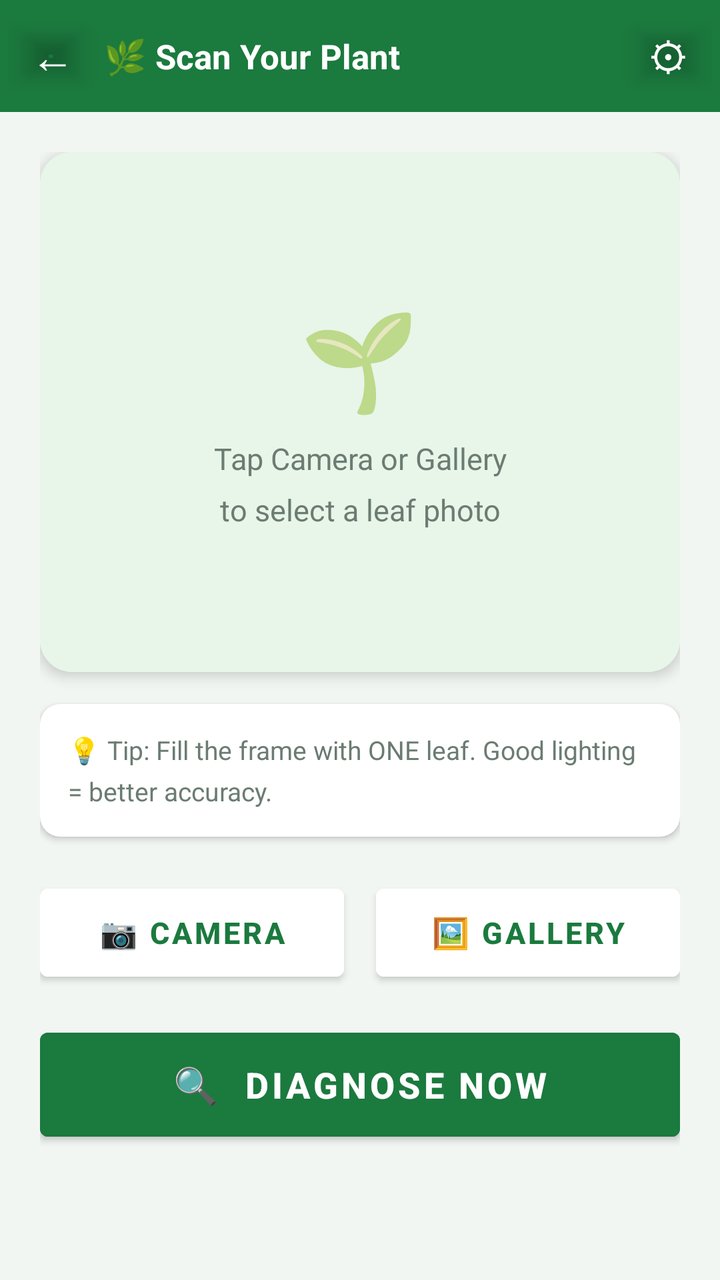
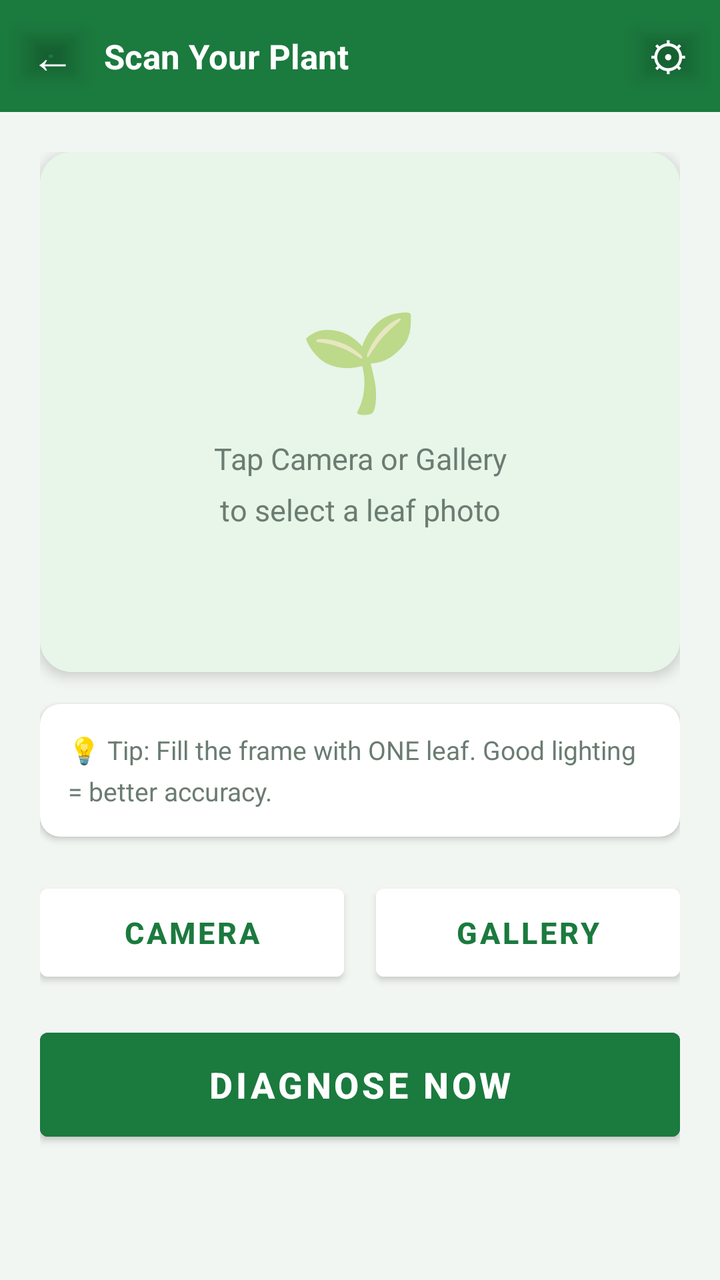

Before-and-after screenshots of an Android layout around one commit, followed by the original layout XML and the change that was made.
<!-- AndroidManifest.xml: application theme Theme.Vrikshaayush -->
<!-- res/layout/activity_scanner.xml -->
<?xml version="1.0" encoding="utf-8"?>
<LinearLayout
    xmlns:android="http://schemas.android.com/apk/res/android"
    android:layout_width="match_parent"
    android:layout_height="match_parent"
    android:orientation="vertical"
    android:background="@color/background_cream">

    
    <LinearLayout
        android:layout_width="match_parent"
        android:layout_height="56dp"
        android:orientation="horizontal"
        android:gravity="center_vertical"
        android:background="@color/primary_green"
        android:paddingStart="4dp"
        android:paddingEnd="4dp">

        <Button
            android:id="@+id/btnBack"
            android:layout_width="44dp"
            android:layout_height="44dp"
            android:text="←"
            android:textColor="@color/white"
            android:textSize="22sp"
            android:backgroundTint="@android:color/transparent"
            android:padding="0dp"/>

        <TextView
            android:layout_width="0dp"
            android:layout_height="wrap_content"
            android:layout_weight="1"
            android:text="🌿 Scan Your Plant"
            android:textColor="@color/white"
            android:textSize="17sp"
            android:textStyle="bold"
            android:layout_marginStart="4dp"/>

        <Button
            android:id="@+id/btnSettings"
            android:layout_width="44dp"
            android:layout_height="44dp"
            android:text="⚙"
            android:textColor="@color/white"
            android:textSize="20sp"
            android:backgroundTint="@android:color/transparent"
            android:padding="0dp"/>
    </LinearLayout>

    <ScrollView
        android:layout_width="match_parent"
        android:layout_height="0dp"
        android:layout_weight="1"
        android:padding="20dp">

        <LinearLayout
            android:layout_width="match_parent"
            android:layout_height="wrap_content"
            android:orientation="vertical">

            
            <androidx.cardview.widget.CardView
                xmlns:app="http://schemas.android.com/apk/res-auto"
                android:layout_width="match_parent"
                android:layout_height="260dp"
                android:layout_marginBottom="16dp"
                app:cardCornerRadius="16dp"
                app:cardElevation="4dp">

                <FrameLayout
                    android:layout_width="match_parent"
                    android:layout_height="match_parent">

                    <LinearLayout
                        android:layout_width="match_parent"
                        android:layout_height="match_parent"
                        android:orientation="vertical"
                        android:gravity="center"
                        android:background="@color/primary_green_light">
                        <TextView
                            android:layout_width="wrap_content"
                            android:layout_height="wrap_content"
                            android:text="🌱"
                            android:textSize="48sp"
                            android:gravity="center"/>
                        <TextView
                            android:layout_width="wrap_content"
                            android:layout_height="wrap_content"
                            android:text="Tap Camera or Gallery\nto select a leaf photo"
                            android:textSize="15sp"
                            android:textColor="@color/text_secondary"
                            android:gravity="center"
                            android:layout_marginTop="8dp"
                            android:lineSpacingMultiplier="1.4"/>
                    </LinearLayout>

                    <ImageView
                        android:id="@+id/ivPreview"
                        android:layout_width="match_parent"
                        android:layout_height="match_parent"
                        android:scaleType="centerCrop"
                        android:visibility="gone"/>
                </FrameLayout>
            </androidx.cardview.widget.CardView>

            
            <androidx.cardview.widget.CardView
                xmlns:app="http://schemas.android.com/apk/res-auto"
                android:layout_width="match_parent"
                android:layout_height="wrap_content"
                android:layout_marginBottom="20dp"
                app:cardCornerRadius="10dp"
                app:cardElevation="2dp"
                app:cardBackgroundColor="@color/white">
                <TextView
                    android:layout_width="match_parent"
                    android:layout_height="wrap_content"
                    android:text="💡 Tip: Fill the frame with ONE leaf. Good lighting = better accuracy."
                    android:textSize="13sp"
                    android:textColor="@color/text_secondary"
                    android:padding="14dp"
                    android:lineSpacingMultiplier="1.3"/>
            </androidx.cardview.widget.CardView>

            
            <LinearLayout
                android:layout_width="match_parent"
                android:layout_height="wrap_content"
                android:orientation="horizontal"
                android:layout_marginBottom="16dp">

                <Button
                    android:id="@+id/btnTakePhoto"
                    android:layout_width="0dp"
                    android:layout_height="56dp"
                    android:layout_weight="1"
                    android:layout_marginEnd="8dp"
                    android:text="📷 CAMERA"
                    android:textColor="@color/primary_green"
                    android:backgroundTint="@color/white"
                    android:textSize="15sp"
                    android:textStyle="bold"/>

                <Button
                    android:id="@+id/btnGallery"
                    android:layout_width="0dp"
                    android:layout_height="56dp"
                    android:layout_weight="1"
                    android:layout_marginStart="8dp"
                    android:text="🖼 GALLERY"
                    android:textColor="@color/primary_green"
                    android:backgroundTint="@color/white"
                    android:textSize="15sp"
                    android:textStyle="bold"/>
            </LinearLayout>

            
            <Button
                android:id="@+id/btnDiagnose"
                android:layout_width="match_parent"
                android:layout_height="64dp"
                android:text="🔍  DIAGNOSE NOW"
                android:textSize="18sp"
                android:textColor="@color/white"
                android:backgroundTint="@color/primary_green"
                android:textStyle="bold"/>

        </LinearLayout>
    </ScrollView>

</LinearLayout>
<!-- resources referenced by this layout -->
<resources>
  <color name="background_cream">#F2F6F3</color>
  <color name="primary_green">#1B7A3E</color>
  <color name="primary_green_light">#E8F5E9</color>
  <color name="text_secondary">#6B7C72</color>
  <color name="white">#FFFFFF</color>
  <style name="Theme.Vrikshaayush" parent="Theme.MaterialComponents.Light.NoActionBar">
          <item name="colorPrimary">@color/primary_green</item>
          <item name="colorPrimaryVariant">@color/primary_green_dark</item>
          <item name="colorOnPrimary">@color/white</item>
          <item name="colorSecondary">@color/accent_amber</item>
          <item name="colorOnSecondary">@color/white</item>
          <item name="android:colorBackground">@color/background_cream</item>
          <item name="android:windowBackground">@color/background_cream</item>
          <item name="android:statusBarColor">@color/primary_green</item>
      </style>
  <color name="primary_green_dark">#145C2E</color>
  <color name="accent_amber">#F9A825</color>
</resources>

<!-- the commit's change to res/layout/activity_scanner.xml (unified diff, before → after) -->
@@ -30,7 +30,7 @@
             android:layout_width="0dp"
             android:layout_height="wrap_content"
             android:layout_weight="1"
-            android:text="🌿 Scan Your Plant"
+            android:text="@string/scan_your_plant"
             android:textColor="@color/white"
             android:textSize="17sp"
             android:textStyle="bold"
@@ -115,7 +115,7 @@
                 <TextView
                     android:layout_width="match_parent"
                     android:layout_height="wrap_content"
-                    android:text="💡 Tip: Fill the frame with ONE leaf. Good lighting = better accuracy."
+                    android:text="@string/tip_photo"
                     android:textSize="13sp"
                     android:textColor="@color/text_secondary"
                     android:padding="14dp"
@@ -135,7 +135,7 @@
                     android:layout_height="56dp"
                     android:layout_weight="1"
                     android:layout_marginEnd="8dp"
-                    android:text="📷 CAMERA"
+                    android:text="@string/take_photo"
                     android:textColor="@color/primary_green"
                     android:backgroundTint="@color/white"
                     android:textSize="15sp"
@@ -147,7 +147,7 @@
                     android:layout_height="56dp"
                     android:layout_weight="1"
                     android:layout_marginStart="8dp"
-                    android:text="🖼 GALLERY"
+                    android:text="@string/gallery"
                     android:textColor="@color/primary_green"
                     android:backgroundTint="@color/white"
                     android:textSize="15sp"
@@ -159,7 +159,7 @@
                 android:id="@+id/btnDiagnose"
                 android:layout_width="match_parent"
                 android:layout_height="64dp"
-                android:text="🔍  DIAGNOSE NOW"
+                android:text="@string/diagnose_now"
                 android:textSize="18sp"
                 android:textColor="@color/white"
                 android:backgroundTint="@color/primary_green"
<!-- resource entries referenced after the edit -->
@@ -5,6 +5,11 @@
   <color name="primary_green_light">#E8F5E9</color>
   <color name="text_secondary">#6B7C72</color>
   <color name="white">#FFFFFF</color>
+  <string name="diagnose_now">DIAGNOSE NOW</string>
+  <string name="gallery">GALLERY</string>
+  <string name="scan_your_plant">Scan Your Plant</string>
+  <string name="take_photo">CAMERA</string>
+  <string name="tip_photo">💡 Tip: Fill the frame with ONE leaf. Good lighting = better accuracy.</string>
   <style name="Theme.Vrikshaayush" parent="Theme.MaterialComponents.Light.NoActionBar">
           <item name="colorPrimary">@color/primary_green</item>
           <item name="colorPrimaryVariant">@color/primary_green_dark</item>
